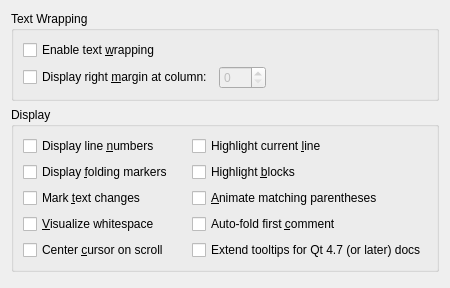
The window that src/plugins/texteditor/displaysettingspage.ui (qt-creator/qt-creator) describes before a commit, drawn with Qt 5.
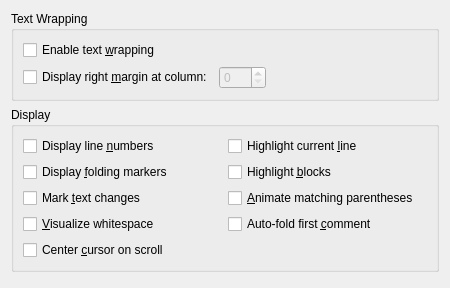
The same window after the commit.

Commit message: Remove option to extend tooltips.

```diff
--- a/src/plugins/texteditor/displaysettingspage.ui
+++ b/src/plugins/texteditor/displaysettingspage.ui
@@ -96,13 +96,6 @@
         </property>
        </widget>
       </item>
-      <item row="5" column="1">
-       <widget class="QCheckBox" name="extendTooltips">
-        <property name="text">
-         <string>Extend tooltips for Qt 4.7 (or later) docs</string>
-        </property>
-       </widget>
-      </item>
      </layout>
     </widget>
    </item>
```
The commit also changes 6 other files.
